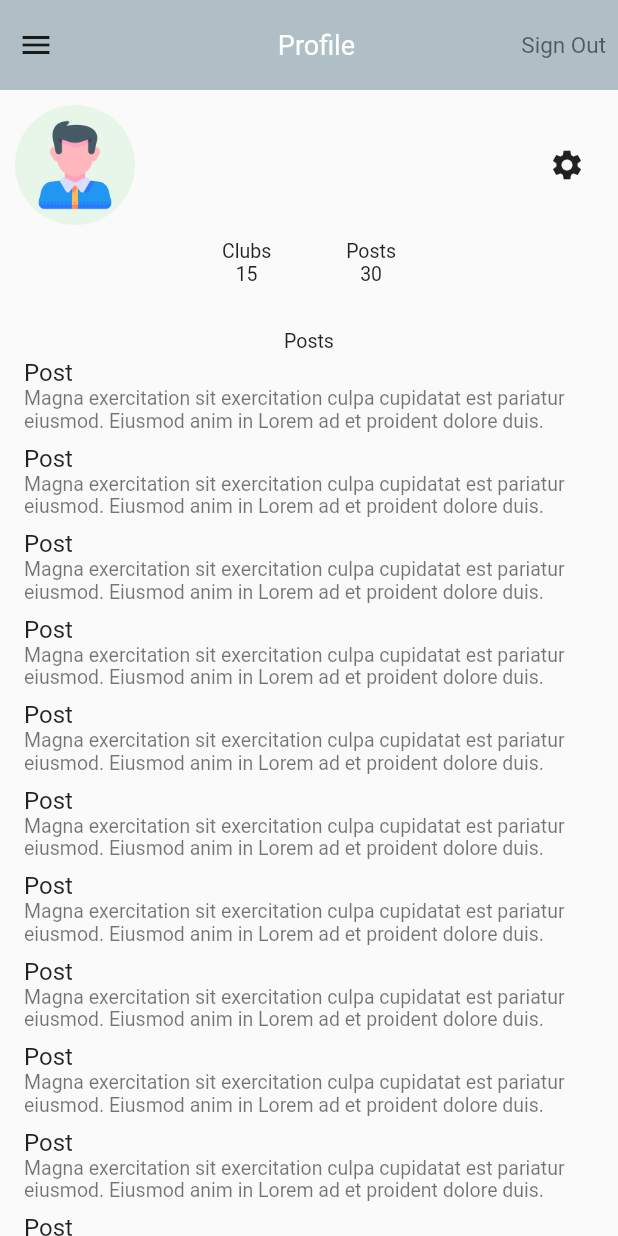
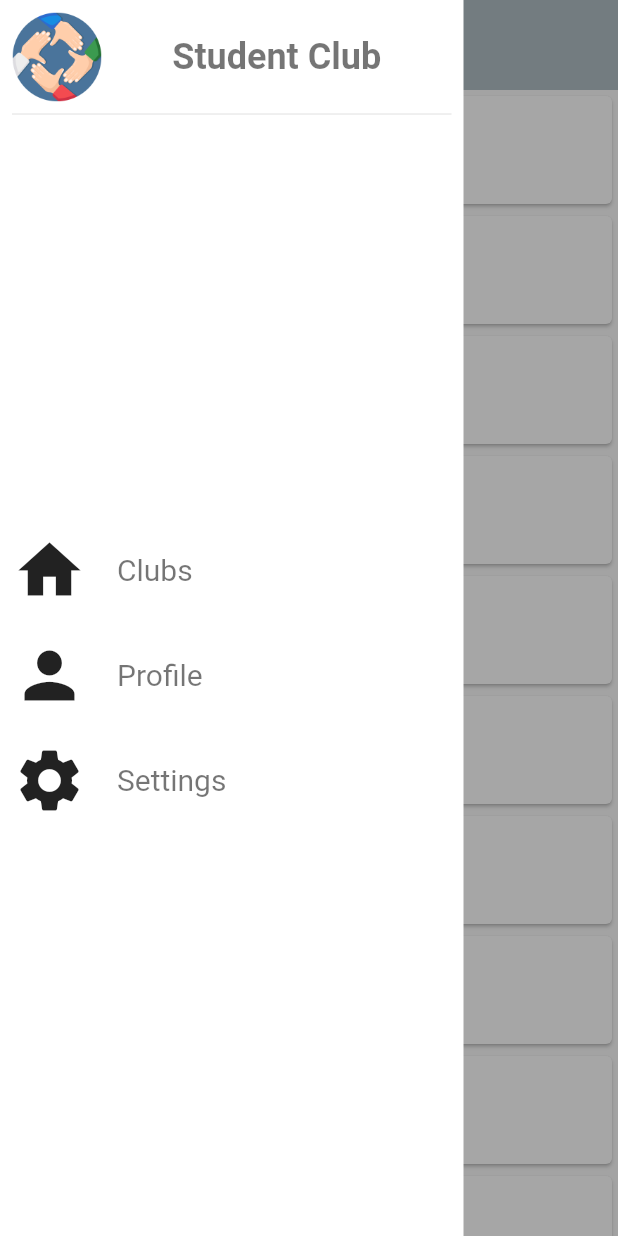
Before and after one commit to Student-Club-Group/studen_club_app, a Flutter app: the screen it shows once a user with an empty profile is signed in, after a tap on the "menu" icon, on a phone screen of 412 x 824 dp. Run offline on Flutter 3.47's test engine with Material 2 defaults, Android fonts, the light colour scheme and no system bars; our stand-ins replace firebase_auth, firebase_core; accounts and stored records are empty; network calls fail.

Commit message:
clubs screen and menu added

```diff
--- a/lib/screens/auth_screen.dart
+++ b/lib/screens/auth_screen.dart
@@ -3,6 +3,7 @@ import 'package:flutter/material.dart';
 import 'package:student_club/screens/profile.dart';
 
 import '../models/student.dart';
+import 'clubs_screen.dart';
 import 'register_screen.dart';
 
 class AuthScreen extends StatelessWidget {
@@ -18,7 +19,9 @@ class AuthScreen extends StatelessWidget {
               if (snapshot.hasData) {
                 Student student = Student(
                     id: snapshot.data!.uid, name: snapshot.data!.email!);
-                return Profile(student: student);
+                return ClubsScreen(
+                  student: student,
+                );
               } else {
                 return const RegisterScreen();
               }
--- a/lib/screens/clubs_screen.dart
+++ b/lib/screens/clubs_screen.dart
@@ -1,10 +1,65 @@
 import 'package:flutter/material.dart';
+import 'package:student_club/models/student.dart';
 
-class Clubs extends StatelessWidget {
-  const Clubs({super.key});
+import '../services/routes.dart';
+
+class ClubsScreen extends StatelessWidget {
+  final Student student;
+  const ClubsScreen({super.key, required this.student});
 
   @override
   Widget build(BuildContext context) {
-    return Container();
+    return SafeArea(
+      child: Scaffold(
+        body: Column(
+          children: [
+            Container(
+              width: double.infinity,
+              height: 60,
+              color: Theme.of(context).backgroundColor,
+              child: Center(
+                child: Row(
+                  // mainAxisAlignment: MainAxisAlignment.spaceBetween,
+                  children: [
+                    IconButton(
+                        onPressed: () {
+                          Navigator.of(context)
+                              .push(MyRoutes().createSlidingMenuRoute(student));
+                        },
+                        icon: Icon(Icons.menu)),
+                    const Spacer(
+                      flex: 2,
+                    ),
+                    Text(
+                      'Clubs',
+                      style: Theme.of(context)
+                          .textTheme
+                          .headline1!
+                          .copyWith(color: Colors.white),
+                    ),
+                    const Spacer(
+                      flex: 3,
+                    ),
+                  ],
+                ),
+              ),
+            ),
+            Expanded(
+              child: ListView.builder(
+                itemCount: 20,
+                itemBuilder: (context, index) {
+                  return const Card(
+                    child: ListTile(
+                      title: Text('Club name'),
+                      subtitle: Text('Club description and Info'),
+                    ),
+                  );
+                },
+              ),
+            ),
+          ],
+        ),
+      ),
+    );
   }
 }
--- /dev/null
+++ b/lib/screens/menu.dart
@@ -0,0 +1,140 @@
+import 'package:flutter/material.dart';
+import 'package:student_club/screens/clubs_screen.dart';
+import 'package:student_club/screens/profile.dart';
+
+import '../models/student.dart';
+
+class SlideMenu extends StatelessWidget {
+  final Student student;
+  const SlideMenu({
+    required this.student,
+    super.key,
+  });
+
+  @override
+  Widget build(BuildContext context) {
+    final Size size = MediaQuery.of(context).size;
+    return SafeArea(
+      child: Scaffold(
+        backgroundColor: Colors.transparent,
+        body: Stack(
+          children: [
+            GestureDetector(
+              onTap: () => Navigator.of(context).pop(),
+              child: Container(
+                color: Colors.black.withOpacity(0.35),
+              ),
+            ),
+            Container(
+              width: 0.75 * size.width,
+              height: size.height,
+              color: Colors.white,
+              child: Padding(
+                padding: const EdgeInsets.all(8.0),
+                child: Column(
+                  // mainAxisAlignment: MainAxisAlignment.start,
+                  children: [
+                    Row(
+                      children: [
+                        Image.asset(
+                          'assets/images/cooperation2.png',
+                          height: 60,
+                        ),
+                        const Spacer(),
+                        Text('Student Club',
+                            style: Theme.of(context)
+                                .textTheme
+                                .headline1!
+                                .copyWith(
+                                    fontSize: 24, fontWeight: FontWeight.bold)),
+                        const Spacer(),
+                      ],
+                    ),
+                    Divider(),
+                    const Spacer(),
+                    InkWell(
+                      onTap: () {
+                        Navigator.of(context).pushReplacement(PageRouteBuilder(
+                          pageBuilder: (context, _, __) =>
+                              ClubsScreen(student: student),
+                        ));
+                      },
+                      child: Row(
+                        mainAxisAlignment: MainAxisAlignment.start,
+                        children: [
+                          const Icon(
+                            Icons.home,
+                            size: 50,
+                          ),
+                          const SizedBox(width: 20),
+                          Text(
+                            'Clubs',
+                            style: Theme.of(context)
+                                .textTheme
+                                .headline1!
+                                .copyWith(fontSize: 20),
+                          ),
+                        ],
+                      ),
+                    ),
+                    const SizedBox(
+                      height: 20,
+                    ),
+                    InkWell(
+                      onTap: () {
+                        // Navigator.of(context).pop();
+                        Navigator.of(context).pushReplacement(PageRouteBuilder(
+                          pageBuilder: (context, _, __) =>
+                              Profile(student: student),
+                        ));
+                      },
+                      child: Row(
+                        children: [
+                          const Icon(
+                            Icons.person,
+                            size: 50,
+                          ),
+                          const SizedBox(width: 20),
+                          Text(
+                            'Profile',
+                            style: Theme.of(context)
+                                .textTheme
+                                .headline1!
+                                .copyWith(fontSize: 20),
+                          ),
+                        ],
+                      ),
+                    ),
+                    const SizedBox(
+                      height: 20,
+                    ),
+                    InkWell(
+                      onTap: () {},
+                      child: Row(
+                        children: [
+                          const Icon(
+                            Icons.settings,
+                            size: 50,
+                          ),
+                          const SizedBox(width: 20),
+                          Text(
+                            'Settings',
+                            style: Theme.of(context)
+                                .textTheme
+                                .headline1!
+                                .copyWith(fontSize: 20),
+                          ),
+                        ],
+                      ),
+                    ),
+                    const Spacer(),
+                  ],
+                ),
+              ),
+            ),
+          ],
+        ),
+      ),
+    );
+  }
+}
--- a/lib/screens/profile.dart
+++ b/lib/screens/profile.dart
@@ -2,6 +2,7 @@ import 'package:firebase_auth/firebase_auth.dart';
 import 'package:flutter/material.dart';
 
 import '../models/student.dart';
+import '../services/routes.dart';
 
 class Profile extends StatelessWidget {
   final Student student;
@@ -9,7 +10,9 @@ class Profile extends StatelessWidget {
 
   @override
   Widget build(BuildContext context) {
-    return Column(
+    return SafeArea(
+      child: Scaffold(
+        body: Column(
           children: [
             Container(
               width: double.infinity,
@@ -19,7 +22,10 @@ class Profile extends StatelessWidget {
                 child: Row(
                   // mainAxisAlignment: MainAxisAlignment.spaceBetween,
                   children: [
-                IconButton(onPressed: () {}, icon: Icon(Icons.menu)),
+                    IconButton(
+                        onPressed: () => Navigator.of(context)
+                            .push(MyRoutes().createSlidingMenuRoute(student)),
+                        icon: const Icon(Icons.menu)),
                     const Spacer(
                       flex: 4,
                     ),
@@ -66,43 +72,68 @@ class Profile extends StatelessWidget {
                 ],
               ),
             ),
+            Divider(),
             Row(
               mainAxisAlignment: MainAxisAlignment.center,
               children: [
                 Column(
-              children: const [
-                Text('Clubs'),
-                Text('15'),
+                  children: [
+                    Text(
+                      'Clubs',
+                      style: Theme.of(context).textTheme.headline1,
+                    ),
+                    Text(
+                      '15',
+                      style: Theme.of(context).textTheme.bodyText2,
+                    ),
                   ],
                 ),
                 const SizedBox(
                   width: 50,
                 ),
                 Column(
-              children: const [
-                Text('Posts'),
-                Text('30'),
+                  children: [
+                    Text(
+                      'Posts',
+                      style: Theme.of(context).textTheme.headline1,
+                    ),
+                    Text(
+                      '30',
+                      style: Theme.of(context).textTheme.bodyText2,
+                    ),
                   ],
                 ),
               ],
             ),
+            Divider(),
             const SizedBox(
               height: 30,
             ),
-        const Text('Posts'),
+            Text(
+              'Posts',
+              style:
+                  Theme.of(context).textTheme.headline3?.copyWith(fontSize: 22),
+            ),
+            const SizedBox(
+              height: 20,
+            ),
             Expanded(
               child: ListView.builder(
                 itemCount: 30,
                 itemBuilder: ((context, index) {
-              return const ListTile(
+                  return const Card(
+                    child: ListTile(
                       title: Text('Post'),
                       subtitle: Text(
                           'Magna exercitation sit exercitation culpa cupidatat est pariatur eiusmod. Eiusmod anim in Lorem ad et proident dolore duis.'),
+                    ),
                   );
                 }),
               ),
             ),
           ],
+        ),
+      ),
     );
   }
 }
--- /dev/null
+++ b/lib/services/routes.dart
@@ -0,0 +1,28 @@
+import 'package:flutter/material.dart';
+
+import '../models/student.dart';
+import '../screens/menu.dart';
+
+class MyRoutes {
+  Route createSlidingMenuRoute(Student student) {
+    return PageRouteBuilder(
+      opaque: false,
+      pageBuilder: (context, animation, __) => SlideMenu(
+        student: student,
+      ),
+      transitionsBuilder: (context, animation, secondaryAnimation, child) {
+        const begin = Offset(-1.0, 0.0);
+        const end = Offset.zero;
+        const curve = Curves.ease;
+
+        var tween =
+            Tween(begin: begin, end: end).chain(CurveTween(curve: curve));
+
+        return SlideTransition(
+          position: animation.drive(tween),
+          child: child,
+        );
+      },
+    );
+  }
+}
```
Lines whose indentation alone changed are shown as unchanged.
